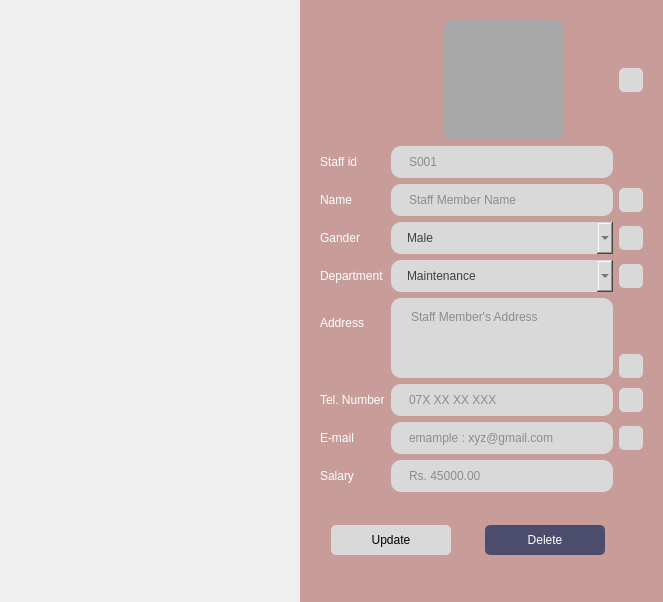
Before: the Qt Designer form application/staff/view_staff.ui in SeneshNV/XYZ-Hotel-Management, drawn with Qt 5.
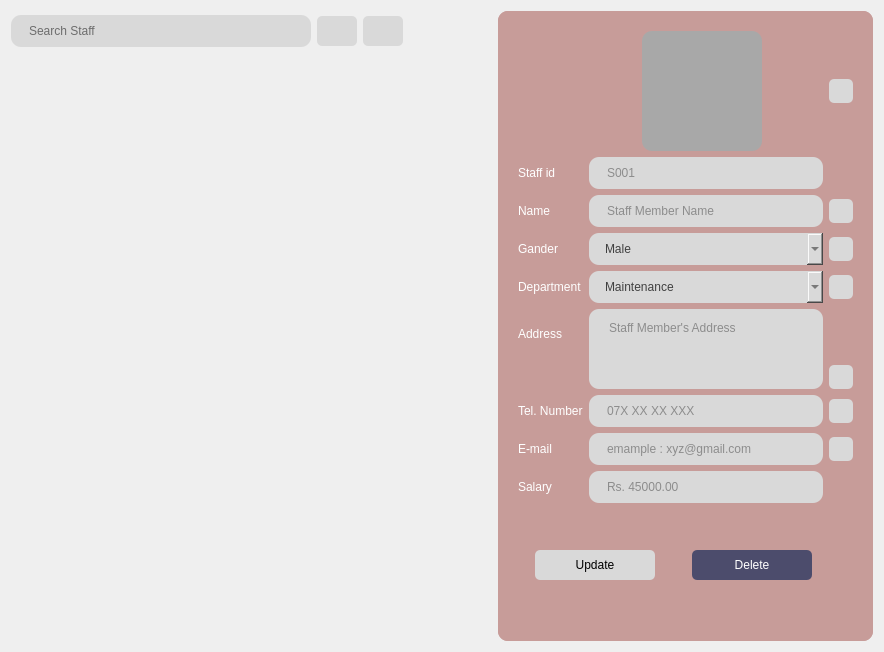
After: the same form once the commit is applied. Icons and pictures are not drawn.

The edit to the form file:
```diff
--- a/application/staff/view_staff.ui
+++ b/application/staff/view_staff.ui
@@ -6,8 +6,8 @@
    <rect>
     <x>0</x>
     <y>0</y>
-    <width>663</width>
-    <height>602</height>
+    <width>884</width>
+    <height>652</height>
    </rect>
   </property>
   <property name="minimumSize">
@@ -20,18 +20,6 @@
    <string>view_staff</string>
   </property>
   <layout class="QHBoxLayout" name="horizontalLayout">
-   <property name="leftMargin">
-    <number>0</number>
-   </property>
-   <property name="topMargin">
-    <number>0</number>
-   </property>
-   <property name="rightMargin">
-    <number>0</number>
-   </property>
-   <property name="bottomMargin">
-    <number>0</number>
-   </property>
    <item>
     <widget class="QScrollArea" name="display_mgt_package_2">
      <property name="styleSheet">
@@ -45,14 +33,32 @@
        <rect>
         <x>0</x>
         <y>0</y>
-        <width>663</width>
-        <height>602</height>
+        <width>492</width>
+        <height>634</height>
        </rect>
       </property>
-      <layout class="QHBoxLayout" name="horizontalLayout_9">
-       <property name="spacing">
+      <layout class="QVBoxLayout" name="verticalLayout_2">
+       <property name="leftMargin">
         <number>0</number>
        </property>
+       <property name="topMargin">
+        <number>0</number>
+       </property>
+       <item>
+        <widget class="QFrame" name="frame_4">
+         <property name="minimumSize">
+          <size>
+           <width>100</width>
+           <height>40</height>
+          </size>
+         </property>
+         <property name="frameShape">
+          <enum>QFrame::StyledPanel</enum>
+         </property>
+         <property name="frameShadow">
+          <enum>QFrame::Raised</enum>
+         </property>
+         <layout class="QHBoxLayout" name="horizontalLayout_3">
        <property name="leftMargin">
         <number>0</number>
        </property>
@@ -66,27 +72,187 @@
         <number>0</number>
        </property>
        <item>
-        <widget class="QScrollArea" name="staff_member_list">
+           <widget class="QLineEdit" name="txt_search">
+            <property name="sizePolicy">
+             <sizepolicy hsizetype="Maximum" vsizetype="Fixed">
+              <horstretch>0</horstretch>
+              <verstretch>0</verstretch>
+             </sizepolicy>
+            </property>
          <property name="minimumSize">
           <size>
            <width>300</width>
            <height>0</height>
           </size>
          </property>
+            <property name="styleSheet">
+             <string notr="true">QLineEdit{
+    background-color: #D9D9D9;
+	font: 10pt &quot;SF Pro Display&quot;;
+    color: #000;
+    border: none;
+    border-radius: 10px;
+    padding: 8px 16px; 
+	text-align: left;
+}</string>
+            </property>
+            <property name="readOnly">
+             <bool>false</bool>
+            </property>
+            <property name="placeholderText">
+             <string>Search Staff</string>
+            </property>
+           </widget>
+          </item>
+          <item>
+           <widget class="QPushButton" name="btn_search">
+            <property name="minimumSize">
+             <size>
+              <width>40</width>
+              <height>30</height>
+             </size>
+            </property>
+            <property name="maximumSize">
+             <size>
+              <width>40</width>
+              <height>30</height>
+             </size>
+            </property>
+            <property name="styleSheet">
+             <string notr="true">/* Default button style */
+QPushButton {
+    background-color: #D9D9D9;
+	font: 10pt &quot;SF Pro Display&quot;;
+    color: #00000;
+    border: none;
+    border-radius: 5px;
+    padding: 8px 16px; 
+
+}
+
+/* Button style on hover */
+QPushButton:hover {
+ background-color: #d0d0d0;
+	color: #ffffff;
+	font-weight: bold;
+}</string>
+            </property>
+            <property name="text">
+             <string/>
+            </property>
+            <property name="icon">
+             <iconset resource="../../icon.qrc">
+              <normaloff>:/newPrefix/icon/icons8-search.svg</normaloff>:/newPrefix/icon/icons8-search.svg</iconset>
+            </property>
+           </widget>
+          </item>
+          <item>
+           <widget class="QPushButton" name="pushButton_3">
+            <property name="minimumSize">
+             <size>
+              <width>40</width>
+              <height>30</height>
+             </size>
+            </property>
+            <property name="maximumSize">
+             <size>
+              <width>40</width>
+              <height>30</height>
+             </size>
+            </property>
+            <property name="styleSheet">
+             <string notr="true">/* Default button style */
+QPushButton {
+    background-color: #D9D9D9;
+	font: 10pt &quot;SF Pro Display&quot;;
+    color: #00000;
+    border: none;
+    border-radius: 5px;
+    padding: 8px 16px; 
+
+}
+
+/* Button style on hover */
+QPushButton:hover {
+ background-color: #d0d0d0;
+	color: #ffffff;
+	font-weight: bold;
+}
+</string>
+            </property>
+            <property name="text">
+             <string/>
+            </property>
+            <property name="icon">
+             <iconset resource="../../icon.qrc">
+              <normaloff>:/newPrefix/icon/eraser-svgrepo-com.svg</normaloff>:/newPrefix/icon/eraser-svgrepo-com.svg</iconset>
+            </property>
+           </widget>
+          </item>
+          <item>
+           <spacer name="horizontalSpacer_3">
+            <property name="orientation">
+             <enum>Qt::Horizontal</enum>
+            </property>
+            <property name="sizeHint" stdset="0">
+             <size>
+              <width>236</width>
+              <height>20</height>
+             </size>
+            </property>
+           </spacer>
+          </item>
+         </layout>
+        </widget>
+       </item>
+       <item>
+        <widget class="QScrollArea" name="staff_member_list_2">
+         <property name="minimumSize">
+          <size>
+           <width>300</width>
+           <height>0</height>
+          </size>
+         </property>
+         <property name="maximumSize">
+          <size>
+           <width>16777215</width>
+           <height>16777215</height>
+          </size>
+         </property>
+         <property name="styleSheet">
+          <string notr="true">border:none;</string>
+         </property>
          <property name="widgetResizable">
           <bool>true</bool>
          </property>
-         <widget class="QWidget" name="scrollAreaWidgetContents_5">
+         <widget class="QWidget" name="scrollAreaWidgetContents_8">
           <property name="geometry">
            <rect>
             <x>0</x>
             <y>0</y>
-            <width>300</width>
-            <height>602</height>
+            <width>483</width>
+            <height>579</height>
            </rect>
           </property>
          </widget>
         </widget>
+       </item>
+      </layout>
+     </widget>
+    </widget>
+   </item>
+   <item>
+    <spacer name="horizontalSpacer_2">
+     <property name="orientation">
+      <enum>Qt::Horizontal</enum>
+     </property>
+     <property name="sizeHint" stdset="0">
+      <size>
+       <width>2</width>
+       <height>20</height>
+      </size>
+     </property>
+    </spacer>
        </item>
        <item>
         <widget class="QScrollArea" name="scrollArea_2">
@@ -96,8 +262,14 @@
            <height>0</height>
           </size>
          </property>
+     <property name="maximumSize">
+      <size>
+       <width>500</width>
+       <height>16777215</height>
+      </size>
+     </property>
          <property name="styleSheet">
-          <string notr="true">
+      <string notr="true">border-radius:10px;
 
 
 background-color: rgb(199, 156, 153);
@@ -117,8 +289,8 @@
            <rect>
             <x>0</x>
             <y>0</y>
-            <width>363</width>
-            <height>602</height>
+        <width>362</width>
+        <height>634</height>
            </rect>
           </property>
           <property name="styleSheet">
@@ -1028,10 +1200,6 @@
        </item>
       </layout>
      </widget>
-    </widget>
-   </item>
-  </layout>
- </widget>
  <resources>
   <include location="../../icon.qrc"/>
  </resources>
```
Left out of the diff: 713 changed lines with no effect on the pictures. Lines whose indentation alone changed are shown as unchanged.
